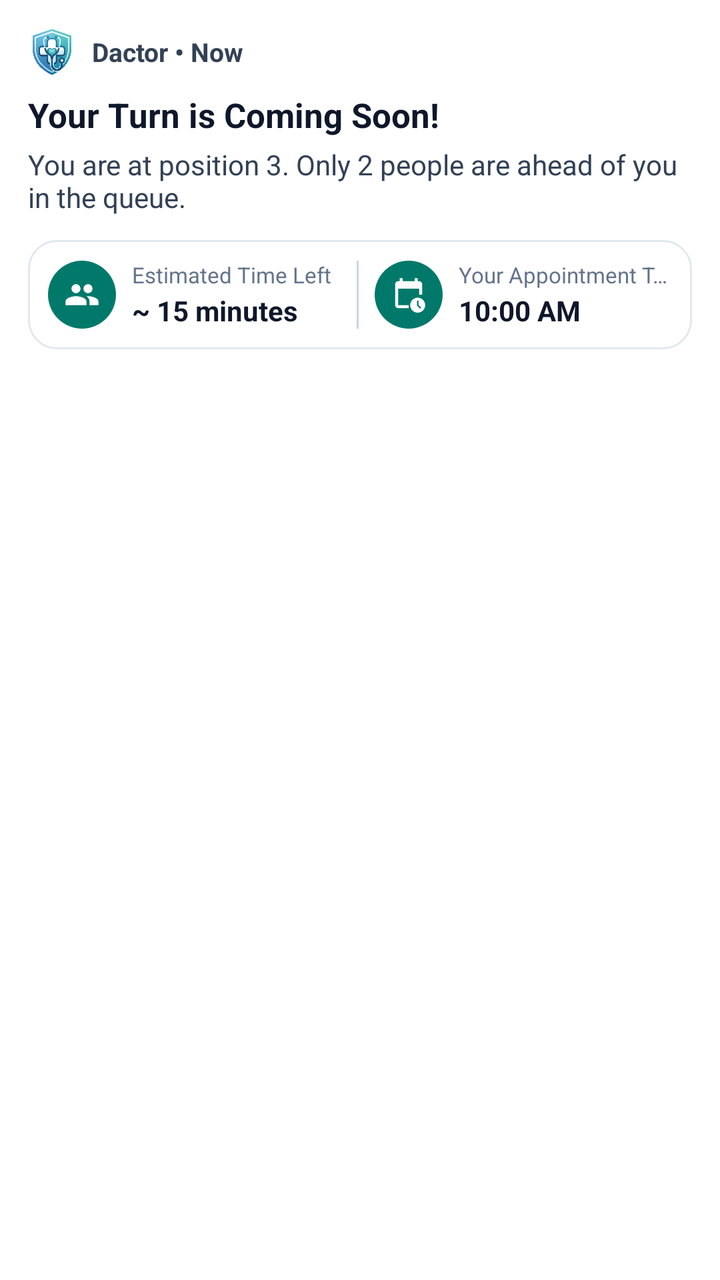
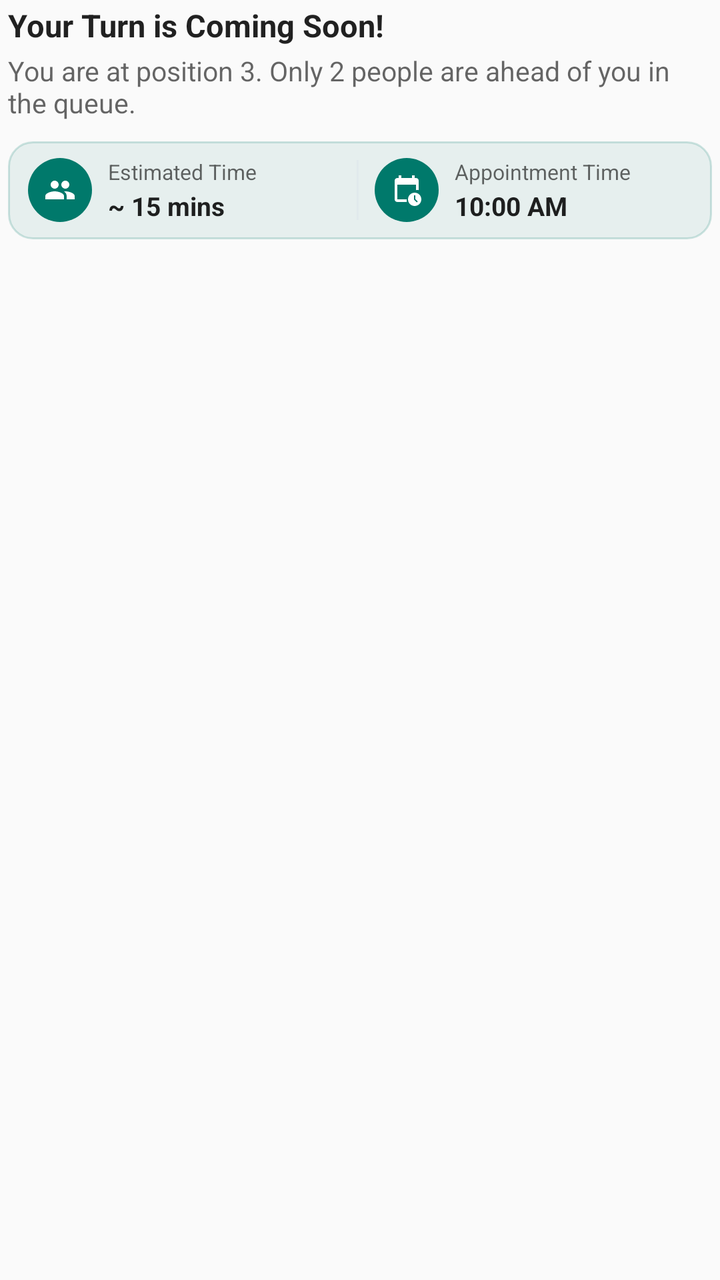

Two renders of the same Android screen: before a commit and after it. Below are the layout's source before the change and the commit's diff.
<!-- AndroidManifest.xml: application theme Theme.DactorPatient -->
<!-- res/layout/notification_dactor_expanded.xml -->
<?xml version="1.0" encoding="utf-8"?>
<LinearLayout xmlns:android="http://schemas.android.com/apk/res/android"
    android:layout_width="match_parent"
    android:layout_height="wrap_content"
    android:orientation="vertical"
    android:padding="14dp"
    android:background="#FFFFFF">

    
    <LinearLayout
        android:layout_width="match_parent"
        android:layout_height="wrap_content"
        android:orientation="horizontal"
        android:gravity="center_vertical">

        <ImageView
            android:id="@+id/notif_app_logo"
            android:layout_width="24dp"
            android:layout_height="24dp"
            android:src="@drawable/app_logo"
            android:scaleType="fitCenter" />

        <TextView
            android:id="@+id/notif_header_text"
            android:layout_width="wrap_content"
            android:layout_height="wrap_content"
            android:layout_marginStart="8dp"
            android:text="Dactor • Now"
            android:textColor="#334155"
            android:textSize="13sp"
            android:textStyle="bold" />
    </LinearLayout>

    
    <TextView
        android:id="@+id/notif_title"
        android:layout_width="match_parent"
        android:layout_height="wrap_content"
        android:layout_marginTop="8dp"
        android:text="Your Turn is Coming Soon!"
        android:textColor="#0F172A"
        android:textSize="17sp"
        android:textStyle="bold" />

    
    <TextView
        android:id="@+id/notif_body"
        android:layout_width="match_parent"
        android:layout_height="wrap_content"
        android:layout_marginTop="4dp"
        android:text="You are at position 3. Only 2 people are ahead of you in the queue."
        android:textColor="#334155"
        android:textSize="14sp" />

    
    <LinearLayout
        android:id="@+id/notif_metrics_container"
        android:layout_width="match_parent"
        android:layout_height="wrap_content"
        android:layout_marginTop="12dp"
        android:background="@drawable/bg_notif_metrics_box"
        android:orientation="horizontal"
        android:paddingTop="10dp"
        android:paddingBottom="10dp"
        android:paddingStart="10dp"
        android:paddingEnd="10dp"
        android:gravity="center_vertical">

        
        <LinearLayout
            android:layout_width="0dp"
            android:layout_height="wrap_content"
            android:layout_weight="1"
            android:orientation="horizontal"
            android:gravity="center_vertical">

            <FrameLayout
                android:layout_width="34dp"
                android:layout_height="34dp"
                android:background="@drawable/bg_notif_teal_circle">

                <ImageView
                    android:layout_width="18dp"
                    android:layout_height="18dp"
                    android:layout_gravity="center"
                    android:src="@drawable/ic_notif_people" />
            </FrameLayout>

            <LinearLayout
                android:layout_width="match_parent"
                android:layout_height="wrap_content"
                android:layout_marginStart="8dp"
                android:orientation="vertical">

                <TextView
                    android:id="@+id/notif_left_label"
                    android:layout_width="wrap_content"
                    android:layout_height="wrap_content"
                    android:text="Estimated Time Left"
                    android:textColor="#64748B"
                    android:textSize="11sp"
                    android:maxLines="1"
                    android:ellipsize="end" />

                <TextView
                    android:id="@+id/notif_left_value"
                    android:layout_width="wrap_content"
                    android:layout_height="wrap_content"
                    android:layout_marginTop="1dp"
                    android:text="~ 15 minutes"
                    android:textColor="#0F172A"
                    android:textSize="14sp"
                    android:textStyle="bold"
                    android:maxLines="1"
                    android:ellipsize="end" />
            </LinearLayout>
        </LinearLayout>

        
        <FrameLayout
            android:layout_width="1dp"
            android:layout_height="34dp"
            android:layout_marginStart="6dp"
            android:layout_marginEnd="8dp"
            android:background="#CBD5E1" />

        
        <LinearLayout
            android:layout_width="0dp"
            android:layout_height="wrap_content"
            android:layout_weight="1"
            android:orientation="horizontal"
            android:gravity="center_vertical">

            <FrameLayout
                android:layout_width="34dp"
                android:layout_height="34dp"
                android:background="@drawable/bg_notif_teal_circle">

                <ImageView
                    android:layout_width="18dp"
                    android:layout_height="18dp"
                    android:layout_gravity="center"
                    android:src="@drawable/ic_notif_calendar_clock" />
            </FrameLayout>

            <LinearLayout
                android:layout_width="match_parent"
                android:layout_height="wrap_content"
                android:layout_marginStart="8dp"
                android:orientation="vertical">

                <TextView
                    android:id="@+id/notif_right_label"
                    android:layout_width="wrap_content"
                    android:layout_height="wrap_content"
                    android:text="Your Appointment Time"
                    android:textColor="#64748B"
                    android:textSize="11sp"
                    android:maxLines="1"
                    android:ellipsize="end" />

                <TextView
                    android:id="@+id/notif_right_value"
                    android:layout_width="wrap_content"
                    android:layout_height="wrap_content"
                    android:layout_marginTop="1dp"
                    android:text="10:00 AM"
                    android:textColor="#0F172A"
                    android:textSize="14sp"
                    android:textStyle="bold"
                    android:maxLines="1"
                    android:ellipsize="end" />
            </LinearLayout>
        </LinearLayout>
    </LinearLayout>
</LinearLayout>
<!-- resources referenced by this layout -->
<resources>
  <!-- drawable app_logo: png bitmap (drawable, 320985 bytes) -->
  <!-- drawable bg_notif_metrics_box (drawable) -->
  <?xml version="1.0" encoding="utf-8"?>
  <shape xmlns:android="http://schemas.android.com/apk/res/android"
      android:shape="rectangle">
      <solid android:color="#FFFFFF" />
      <corners android:radius="14dp" />
      <stroke
          android:width="1dp"
          android:color="#E2E8F0" />
  </shape>
  <!-- drawable bg_notif_teal_circle (drawable) -->
  <?xml version="1.0" encoding="utf-8"?>
  <shape xmlns:android="http://schemas.android.com/apk/res/android"
      android:shape="oval">
      <solid android:color="#00796B" />
  </shape>
  <!-- drawable ic_notif_calendar_clock (drawable) -->
  <vector xmlns:android="http://schemas.android.com/apk/res/android"
      android:width="20dp"
      android:height="20dp"
      android:viewportWidth="24"
      android:viewportHeight="24">
      <path
          android:fillColor="#FFFFFF"
          android:pathData="M19,3h-1V1h-2v2H8V1H6v2H5C3.89,3 3,3.9 3,5v14c0,1.1 0.89,2 2,2h7.09c-0.06,-0.33 -0.09,-0.66 -0.09,-1s0.03,-0.67 0.09,-1H5V8h14v4.09c0.33,-0.06 0.66,-0.09 1,-0.09s0.67,0.03 1,0.09V5C21,3.9 20.1,3 19,3zM18,14c-2.76,0 -5,2.24 -5,5s2.24,5 5,5s5,-2.24 5,-5S20.76,14 18,14zM19.65,21.35L17.5,19.2V16h1v2.79l1.85,1.85L19.65,21.35z" />
  </vector>
  <!-- drawable ic_notif_people (drawable) -->
  <vector xmlns:android="http://schemas.android.com/apk/res/android"
      android:width="20dp"
      android:height="20dp"
      android:viewportWidth="24"
      android:viewportHeight="24">
      <path
          android:fillColor="#FFFFFF"
          android:pathData="M16,11c1.66,0 2.99,-1.34 2.99,-3S17.66,5 16,5c-1.66,0 -3,1.34 -3,3s1.34,3 3,3zM8,11c1.66,0 2.99,-1.34 2.99,-3S9.66,5 8,5C6.34,5 5,6.34 5,8s1.34,3 3,3zM8,13c-2.33,0 -7,1.17 -7,3.5V19h14v-2.5c0,-2.33 -4.67,-3.5 -7,-3.5zM16,13c-0.29,0 -0.62,0.02 -0.97,0.05 1.16,0.84 1.97,1.97 1.97,3.45V19h6v-2.5c0,-2.33 -4.67,-3.5 -7,-3.5z" />
  </vector>
  <style name="Theme.DactorPatient" parent="android:Theme.Material.Light.NoActionBar" />
</resources>

<!-- the commit's change to res/layout/notification_dactor_expanded.xml (unified diff, before → after) -->
@@ -3,43 +3,20 @@
     android:layout_width="match_parent"
     android:layout_height="wrap_content"
     android:orientation="vertical"
-    android:padding="14dp"
-    android:background="#FFFFFF">
-
-    
-    <LinearLayout
-        android:layout_width="match_parent"
-        android:layout_height="wrap_content"
-        android:orientation="horizontal"
-        android:gravity="center_vertical">
-
-        <ImageView
-            android:id="@+id/notif_app_logo"
-            android:layout_width="24dp"
-            android:layout_height="24dp"
-            android:src="@drawable/app_logo"
-            android:scaleType="fitCenter" />
-
-        <TextView
-            android:id="@+id/notif_header_text"
-            android:layout_width="wrap_content"
-            android:layout_height="wrap_content"
-            android:layout_marginStart="8dp"
-            android:text="Dactor • Now"
-            android:textColor="#334155"
-            android:textSize="13sp"
-            android:textStyle="bold" />
-    </LinearLayout>
+    android:paddingStart="4dp"
+    android:paddingEnd="4dp"
+    android:paddingTop="2dp"
+    android:paddingBottom="4dp"
+    android:background="@android:color/transparent">
 
     
     <TextView
         android:id="@+id/notif_title"
         android:layout_width="match_parent"
         android:layout_height="wrap_content"
-        android:layout_marginTop="8dp"
         android:text="Your Turn is Coming Soon!"
-        android:textColor="#0F172A"
-        android:textSize="17sp"
+        android:textColor="?android:attr/textColorPrimary"
+        android:textSize="15.5sp"
         android:textStyle="bold" />
 
     
@@ -47,21 +24,21 @@
         android:id="@+id/notif_body"
         android:layout_width="match_parent"
         android:layout_height="wrap_content"
-        android:layout_marginTop="4dp"
+        android:layout_marginTop="3dp"
         android:text="You are at position 3. Only 2 people are ahead of you in the queue."
-        android:textColor="#334155"
-        android:textSize="14sp" />
+        android:textColor="?android:attr/textColorSecondary"
+        android:textSize="13.5sp" />
 
     
     <LinearLayout
         android:id="@+id/notif_metrics_container"
         android:layout_width="match_parent"
         android:layout_height="wrap_content"
-        android:layout_marginTop="12dp"
+        android:layout_marginTop="10dp"
         android:background="@drawable/bg_notif_metrics_box"
         android:orientation="horizontal"
-        android:paddingTop="10dp"
-        android:paddingBottom="10dp"
+        android:paddingTop="8dp"
+        android:paddingBottom="8dp"
         android:paddingStart="10dp"
         android:paddingEnd="10dp"
         android:gravity="center_vertical">
@@ -75,13 +52,13 @@
             android:gravity="center_vertical">
 
             <FrameLayout
-                android:layout_width="34dp"
-                android:layout_height="34dp"
+                android:layout_width="32dp"
+                android:layout_height="32dp"
                 android:background="@drawable/bg_notif_teal_circle">
 
                 <ImageView
-                    android:layout_width="18dp"
-                    android:layout_height="18dp"
+                    android:layout_width="16dp"
+                    android:layout_height="16dp"
                     android:layout_gravity="center"
                     android:src="@drawable/ic_notif_people" />
             </FrameLayout>
@@ -96,9 +73,9 @@
                     android:id="@+id/notif_left_label"
                     android:layout_width="wrap_content"
                     android:layout_height="wrap_content"
-                    android:text="Estimated Time Left"
-                    android:textColor="#64748B"
-                    android:textSize="11sp"
+                    android:text="Estimated Time"
+                    android:textColor="?android:attr/textColorSecondary"
+                    android:textSize="10.5sp"
                     android:maxLines="1"
                     android:ellipsize="end" />
 
@@ -107,9 +84,9 @@
                     android:layout_width="wrap_content"
                     android:layout_height="wrap_content"
                     android:layout_marginTop="1dp"
-                    android:text="~ 15 minutes"
-                    android:textColor="#0F172A"
-                    android:textSize="14sp"
+                    android:text="~ 15 mins"
+                    android:textColor="?android:attr/textColorPrimary"
+                    android:textSize="13sp"
                     android:textStyle="bold"
                     android:maxLines="1"
                     android:ellipsize="end" />
@@ -119,10 +96,10 @@
         
         <FrameLayout
             android:layout_width="1dp"
-            android:layout_height="34dp"
+            android:layout_height="30dp"
             android:layout_marginStart="6dp"
             android:layout_marginEnd="8dp"
-            android:background="#CBD5E1" />
+            android:background="#33CBD5E1" />
 
         
         <LinearLayout
@@ -133,13 +110,13 @@
             android:gravity="center_vertical">
 
             <FrameLayout
-                android:layout_width="34dp"
-                android:layout_height="34dp"
+                android:layout_width="32dp"
+                android:layout_height="32dp"
                 android:background="@drawable/bg_notif_teal_circle">
 
                 <ImageView
-                    android:layout_width="18dp"
-                    android:layout_height="18dp"
+                    android:layout_width="16dp"
+                    android:layout_height="16dp"
                     android:layout_gravity="center"
                     android:src="@drawable/ic_notif_calendar_clock" />
             </FrameLayout>
@@ -154,9 +131,9 @@
                     android:id="@+id/notif_right_label"
                     android:layout_width="wrap_content"
                     android:layout_height="wrap_content"
-                    android:text="Your Appointment Time"
-                    android:textColor="#64748B"
-                    android:textSize="11sp"
+                    android:text="Appointment Time"
+                    android:textColor="?android:attr/textColorSecondary"
+                    android:textSize="10.5sp"
                     android:maxLines="1"
                     android:ellipsize="end" />
 
@@ -166,8 +143,8 @@
                     android:layout_height="wrap_content"
                     android:layout_marginTop="1dp"
                     android:text="10:00 AM"
-                    android:textColor="#0F172A"
-                    android:textSize="14sp"
+                    android:textColor="?android:attr/textColorPrimary"
+                    android:textSize="13sp"
                     android:textStyle="bold"
                     android:maxLines="1"
                     android:ellipsize="end" />
<!-- resource entries referenced after the edit -->
@@ -1,15 +1,14 @@
 <!-- resources referenced by this layout -->
 <resources>
-  <!-- drawable app_logo: png bitmap (drawable, 320985 bytes) -->
   <!-- drawable bg_notif_metrics_box (drawable) -->
   <?xml version="1.0" encoding="utf-8"?>
   <shape xmlns:android="http://schemas.android.com/apk/res/android"
       android:shape="rectangle">
-      <solid android:color="#FFFFFF" />
-      <corners android:radius="14dp" />
+      <solid android:color="#1400796B" />
+      <corners android:radius="12dp" />
       <stroke
           android:width="1dp"
-          android:color="#E2E8F0" />
+          android:color="#3000796B" />
   </shape>
   <!-- drawable bg_notif_teal_circle (drawable) -->
   <?xml version="1.0" encoding="utf-8"?>
